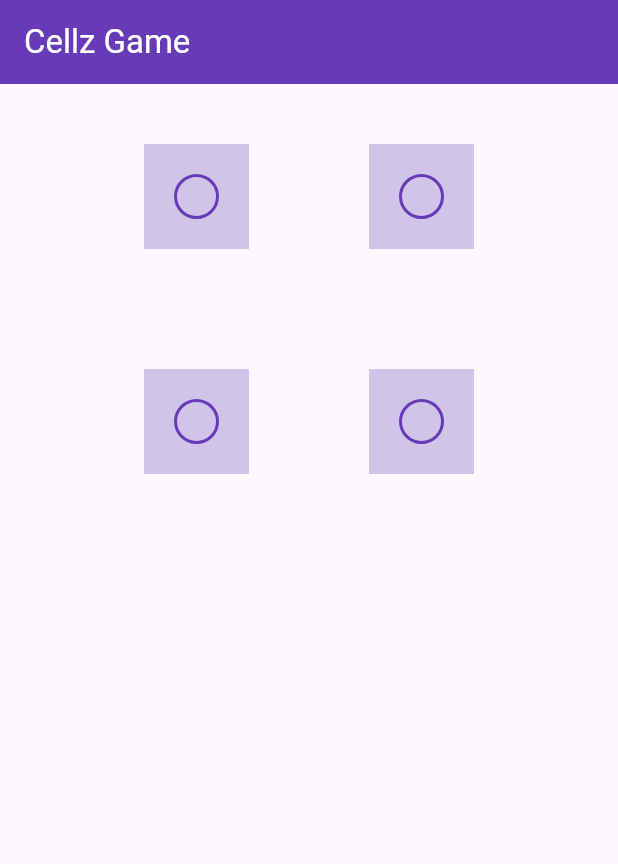
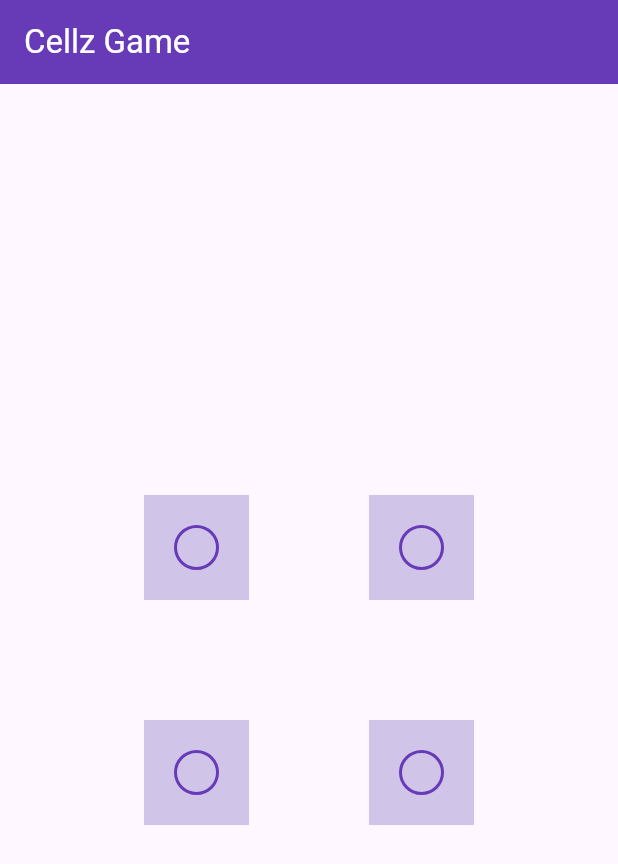
Before and after one commit to HaseebKahn365/cellz, a Flutter app: the screen it shows after launch, on a phone screen of 412 x 824 dp. Shown: the top 864 px of the screen. Run offline on Flutter 3.47's test engine with Material 2 defaults, Android fonts, the phone set to English and light mode, and no system bars.

Commit message:
Added Alignement and the gesture detection works

```diff
--- a/lib/main.dart
+++ b/lib/main.dart
@@ -97,7 +97,7 @@ class _cellzGameState extends State<cellzGame> {
           title: Text('Cellz Game', style: TextStyle(color: Colors.white)),
         ),
         body: Center(
-          child: Column(children: [
+          child: Column(mainAxisAlignment: MainAxisAlignment.center, children: [
             createPoints(2, 2),
             //animate the container horzontally from left to right: intially it is width: 10, height: 10 then it will be width: 200, height: 10
           ]),
```
